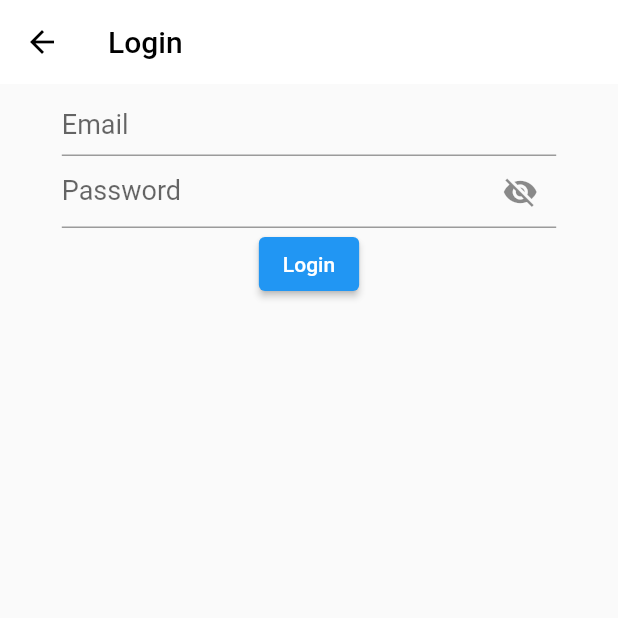
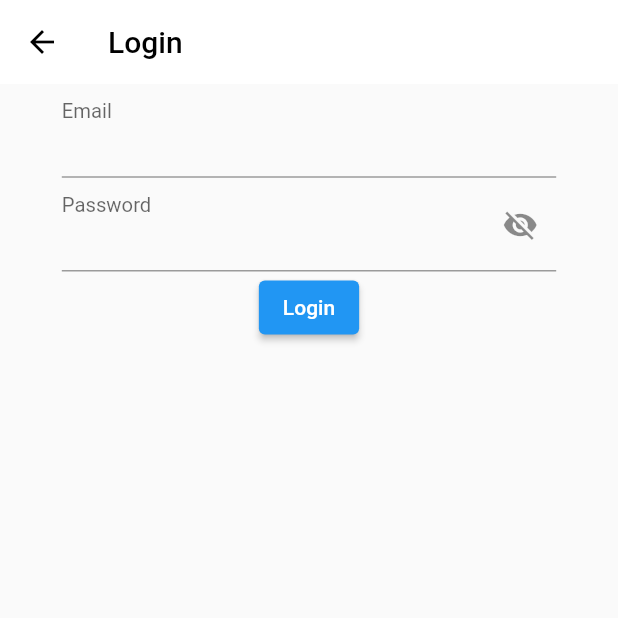
Before and after one commit to agung-w/Recipee, a Flutter app: the screen it shows after launch, item 5 of the bottom bar chosen, after a tap on "Masuk", on a phone screen of 412 x 824 dp, the top half of it. Run offline on Flutter 3.47's test engine with Material 2 defaults, Android fonts, the phone set to English and light mode, and no system bars; our stand-ins replace bloc, dio, easy_localization, email_validator, firebase_core, firebase_storage and 6 more; accounts and stored records are empty.

Commit message:
Change label style

```diff
--- a/lib/ui/widgets/email_input.dart
+++ b/lib/ui/widgets/email_input.dart
@@ -23,7 +23,9 @@ class _EmailInputState extends State<EmailInput> {
       }),
       controller: widget.controller,
       decoration: InputDecoration(
-          hintText: "Email",
+          label: const Text("Email"),
+          alignLabelWithHint: false,
+          floatingLabelBehavior: FloatingLabelBehavior.always,
           prefixIconConstraints: const BoxConstraints(),
           errorText: valid != true && widget.controller.text.isNotEmpty
               ? "Please provide valid email address"
--- a/lib/ui/widgets/password_input.dart
+++ b/lib/ui/widgets/password_input.dart
@@ -20,7 +20,9 @@ class _PasswordInputState extends State<PasswordInput> {
       autocorrect: false,
       obscureText: !_visible,
       decoration: InputDecoration(
-        hintText: "Password",
+        label: const Text("Password"),
+        alignLabelWithHint: false,
+        floatingLabelBehavior: FloatingLabelBehavior.always,
         suffixIcon: IconButton(
           icon: Icon(_visible ? Icons.visibility : Icons.visibility_off),
           onPressed: () {
```
